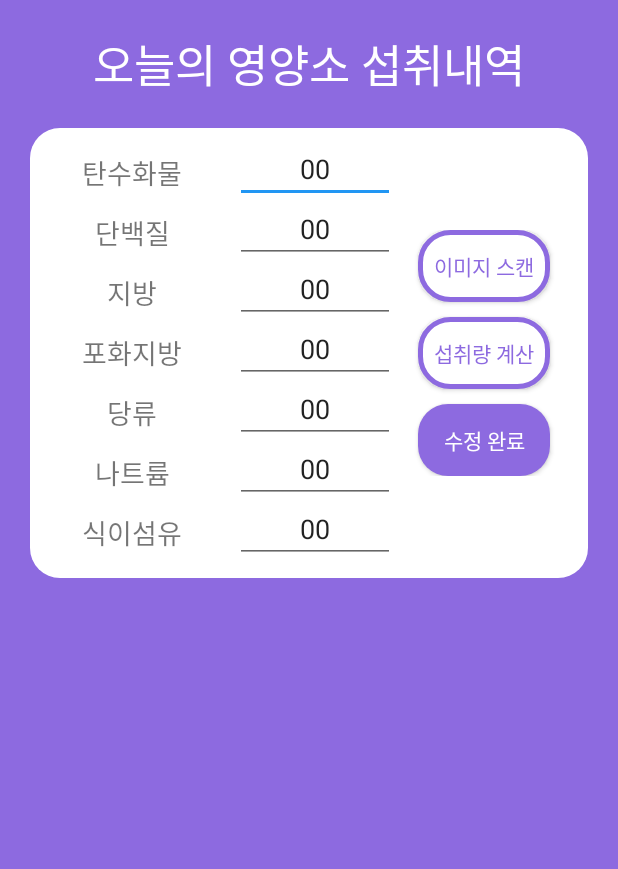
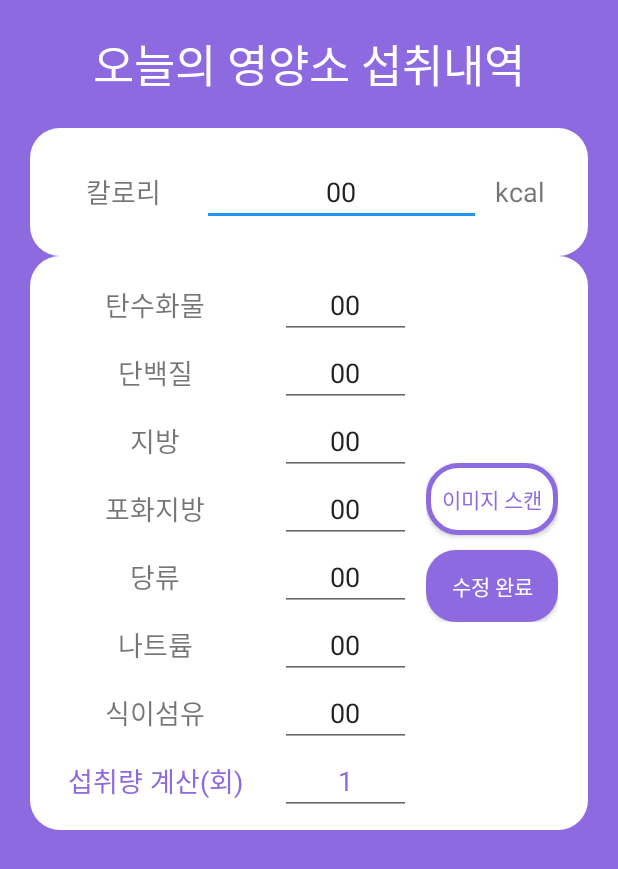
Before and after one commit to yeahsilver/MOBI, an Android app: the NutritionInfo screen opened directly, with no data from a screen before it, on a phone screen of 412 x 824 dp. Shown: the top 869 px of the screen. Run offline under Robolectric (Android 15) with nearby library versions, the phone set to English and light mode, and no system bars.

Commit message:
Update activity_nutiritioninfo.xml

```diff
--- a/app/src/main/res/layout/activity_main.xml
+++ b/app/src/main/res/layout/activity_main.xml
@@ -9,13 +9,19 @@
     android:orientation="vertical"
     android:padding="20dp"
     >
-
+    <com.github.mikephil.charting.charts.CombinedChart
+        android:id="@+id/lineChart"
+        android:layout_width="match_parent"
+        android:layout_height="wrap_content"
+        android:gravity="center_vertical"
+        android:orientation="horizontal" />
 
     <Button
         android:id="@+id/logoutButton"
         android:layout_width="match_parent"
         android:layout_height="wrap_content"
         android:background="@drawable/btn_edge_purple"
+        android:layout_marginTop="10dp"
         android:text="logout" />
 
     <Button
@@ -24,7 +30,7 @@
         android:layout_height="wrap_content"
         android:background="@drawable/btn_edge_purple"
         android:text="상세정보 보기"
-        android:layout_marginTop="100dp"/>
+        android:layout_marginTop="10dp"/>
 
 
 </LinearLayout>
--- a/app/src/main/res/layout/activity_nutritioninfo.xml
+++ b/app/src/main/res/layout/activity_nutritioninfo.xml
@@ -1,14 +1,18 @@
 <?xml version="1.0" encoding="utf-8"?>
-<LinearLayout xmlns:android="http://schemas.android.com/apk/res/android"
+<ScrollView xmlns:android="http://schemas.android.com/apk/res/android"
     android:layout_width="match_parent"
     android:layout_height="match_parent"
     xmlns:tools="http://schemas.android.com/tools"
-    xmlns:app="http://schemas.android.com/apk/res-auto"
     tools:context=".NutritionInfo"
     android:background="@color/colorPrimary"
     android:orientation="vertical"
-    android:padding="20dp"
     >
+
+    <LinearLayout
+        android:layout_height="match_parent"
+        android:layout_width="match_parent"
+        android:orientation="vertical"
+        android:padding="20dp">
 
         <TextView
             android:layout_width="wrap_content"
@@ -23,21 +27,66 @@
 
         <LinearLayout
             android:layout_width="match_parent"
-        android:layout_height="300dp"
+            android:layout_height="match_parent"
+            android:weightSum="10"
+            android:background="@drawable/back_white"
+            android:padding="20dp"
+            android:orientation="horizontal"
+            >
+
+            <TextView
+                android:layout_width="wrap_content"
+                android:layout_height="match_parent"
+                android:textSize="18sp"
+                android:background="@null"
+                android:layout_gravity="center"
+                android:gravity="center"
+                android:layout_weight="2"
+                android:text="칼로리" />
+
+            <EditText
+                android:id="@+id/calorie"
+                android:layout_width="wrap_content"
+                android:layout_height="match_parent"
+                android:ems="3"
+                android:inputType="number"
+                android:layout_marginLeft="10dp"
+                android:layout_gravity="center"
+                android:layout_weight="7"
+                android:gravity="center"
+
+                android:text="00" />
+
+            <TextView
+                android:layout_width="wrap_content"
+                android:layout_height="match_parent"
+                android:textSize="18sp"
+                android:background="@null"
+                android:layout_gravity="center"
+                android:gravity="center"
+                android:layout_weight="1"
+                android:text="kcal" />
+        </LinearLayout>
+
+        <LinearLayout
+            android:layout_width="match_parent"
+            android:layout_height="wrap_content"
             android:orientation="horizontal"
             android:background="@drawable/back_white"
             android:padding="10dp"
             android:weightSum="10"
             android:gravity="center"
+            android:layout_marginBottom="20dp"
             >
+
 
             <LinearLayout
                 android:id="@+id/nutrients"
                 android:layout_width="wrap_content"
                 android:layout_height="wrap_content"
                 android:orientation="vertical"
-            android:layout_weight="9"
-            android:weightSum="7"
+                android:layout_weight="10"
+                android:weightSum="8"
                 android:gravity="center"
                 >
 
@@ -56,10 +105,11 @@
                         android:background="@null"
                         android:layout_gravity="center"
                         android:gravity="center"
-                    android:layout_weight="5"
+                        android:layout_weight="4"
                         android:text="탄수화물" />
 
                     <EditText
+                        android:id="@+id/editCarbo"
                         android:layout_width="match_parent"
                         android:layout_height="match_parent"
                         android:ems="3"
@@ -67,7 +117,7 @@
                         android:layout_marginLeft="10dp"
                         android:layout_gravity="center"
                         android:gravity="center"
-                    android:layout_weight="5"
+                        android:layout_weight="6"
                         android:text="00" />
 
                 </LinearLayout>
@@ -87,17 +137,18 @@
                         android:background="@null"
                         android:layout_gravity="center"
                         android:gravity="center"
-                    android:layout_weight="5"
+                        android:layout_weight="4"
                         android:text="단백질" />
 
                     <EditText
+                        android:id="@+id/editProtein"
                         android:layout_width="match_parent"
                         android:layout_height="match_parent"
                         android:ems="3"
                         android:inputType="number"
                         android:layout_marginLeft="10dp"
                         android:gravity="center"
-                    android:layout_weight="5"
+                        android:layout_weight="6"
                         android:text="00" />
 
                 </LinearLayout>
@@ -116,17 +167,18 @@
                         android:background="@null"
                         android:layout_gravity="center"
                         android:gravity="center"
-                    android:layout_weight="5"
+                        android:layout_weight="4"
                         android:text="지방" />
 
                     <EditText
+                        android:id="@+id/editFat"
                         android:layout_width="match_parent"
                         android:layout_height="match_parent"
                         android:ems="3"
                         android:inputType="number"
                         android:layout_marginLeft="10dp"
                         android:gravity="center"
-                    android:layout_weight="5"
+                        android:layout_weight="6"
                         android:text="00" />
 
                 </LinearLayout>
@@ -145,17 +197,18 @@
                         android:background="@null"
                         android:layout_gravity="center"
                         android:gravity="center"
-                    android:layout_weight="5"
+                        android:layout_weight="4"
                         android:text="포화지방" />
 
                     <EditText
+                        android:id="@+id/editSaturFat"
                         android:layout_width="match_parent"
                         android:layout_height="match_parent"
                         android:ems="3"
                         android:inputType="number"
                         android:layout_marginLeft="10dp"
                         android:gravity="center"
-                    android:layout_weight="5"
+                        android:layout_weight="6"
                         android:text="00" />
 
                 </LinearLayout>
@@ -174,17 +227,18 @@
                         android:background="@null"
                         android:layout_gravity="center"
                         android:gravity="center"
-                    android:layout_weight="5"
+                        android:layout_weight="4"
                         android:text="당류" />
 
                     <EditText
+                        android:id="@+id/editSugar"
                         android:layout_width="match_parent"
                         android:layout_height="match_parent"
                         android:ems="3"
                         android:inputType="number"
                         android:layout_marginLeft="10dp"
                         android:gravity="center"
-                    android:layout_weight="5"
+                        android:layout_weight="6"
                         android:text="00" />
 
                 </LinearLayout>
@@ -203,17 +257,18 @@
                         android:background="@null"
                         android:layout_gravity="center"
                         android:gravity="center"
-                    android:layout_weight="5"
+                        android:layout_weight="4"
                         android:text="나트륨" />
 
                     <EditText
+                        android:id="@+id/editSodium"
                         android:layout_width="match_parent"
                         android:layout_height="match_parent"
                         android:ems="3"
                         android:inputType="number"
                         android:layout_marginLeft="10dp"
                         android:gravity="center"
-                    android:layout_weight="5"
+                        android:layout_weight="6"
                         android:text="00" />
 
                 </LinearLayout>
@@ -232,22 +287,56 @@
                         android:background="@null"
                         android:layout_gravity="center"
                         android:gravity="center"
-                    android:layout_weight="5"
+                        android:layout_weight="4"
                         android:text="식이섬유" />
 
                     <EditText
+                        android:id="@+id/editFiber"
                         android:layout_width="match_parent"
                         android:layout_height="match_parent"
                         android:ems="3"
                         android:inputType="number"
                         android:layout_marginLeft="10dp"
                         android:gravity="center"
-                    android:layout_weight="5"
+                        android:layout_weight="6"
                         android:text="00" />
 
                 </LinearLayout>
 
+                <LinearLayout
+                    android:layout_width="match_parent"
+                    android:layout_height="match_parent"
+                    android:weightSum="10"
+                    android:layout_weight="1"
+                    >
+
+                    <TextView
+                        android:layout_width="match_parent"
+                        android:layout_height="match_parent"
+                        android:textSize="18sp"
+                        android:background="@null"
+                        android:layout_gravity="center"
+                        android:gravity="center"
+                        android:layout_weight="4"
+                        android:textColor="@color/colorPrimary"
+                        android:text="섭취량 계산(회)" />
+
+                    <EditText
+                        android:id="@+id/calculate"
+                        android:layout_width="match_parent"
+                        android:layout_height="match_parent"
+                        android:ems="3"
+                        android:inputType="number"
+                        android:layout_marginLeft="10dp"
+                        android:gravity="center"
+                        android:layout_weight="6"
+                        android:textColor="@color/colorPrimary"
+                        android:text="1" />
+
                 </LinearLayout>
+            </LinearLayout>
+
+
 
 
 
@@ -270,15 +359,6 @@
                     android:layout_marginBottom="10dp"
                     />
 
-            <Button
-                android:id="@+id/calculator"
-                android:layout_width="wrap_content"
-                android:layout_height="wrap_content"
-                android:background="@drawable/btn_edge_purple"
-                android:textColor="@color/colorPrimary"
-                android:text="섭취량 계산"
-                android:layout_marginBottom="10dp"
-                />
 
                 <Button
                     android:id="@+id/text"
@@ -295,4 +375,8 @@
 
 
 
+
     </LinearLayout>
+
+
+</ScrollView>
--- a/app/src/main/res/values/colors.xml
+++ b/app/src/main/res/values/colors.xml
@@ -2,6 +2,7 @@
 <resources>
     <color name="colorPrimary">#8d6ae0</color>
     <color name="colorPrimaryDark">#673AB7</color>
+    <color name="colorPrimaryLight">#C9B3FF</color>
     <color name="colorAccent">#2196F3</color>
     <color name="colorEnabled">#918D8D</color>
 </resources>
```
Lines whose indentation alone changed are shown as unchanged.
